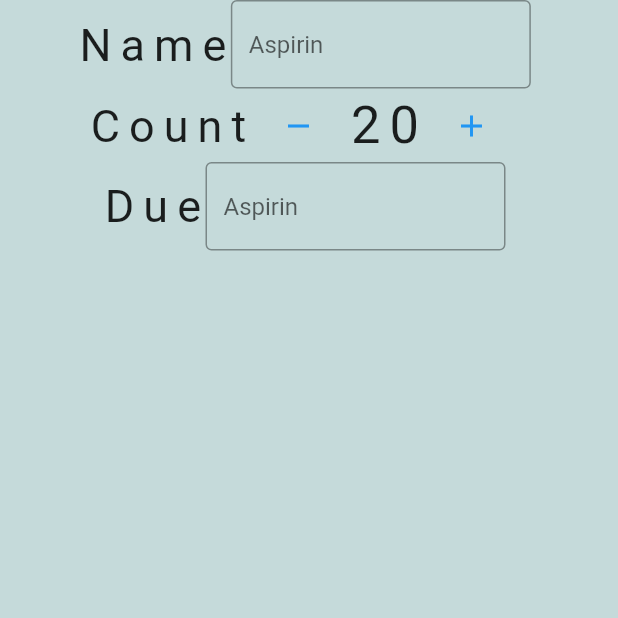
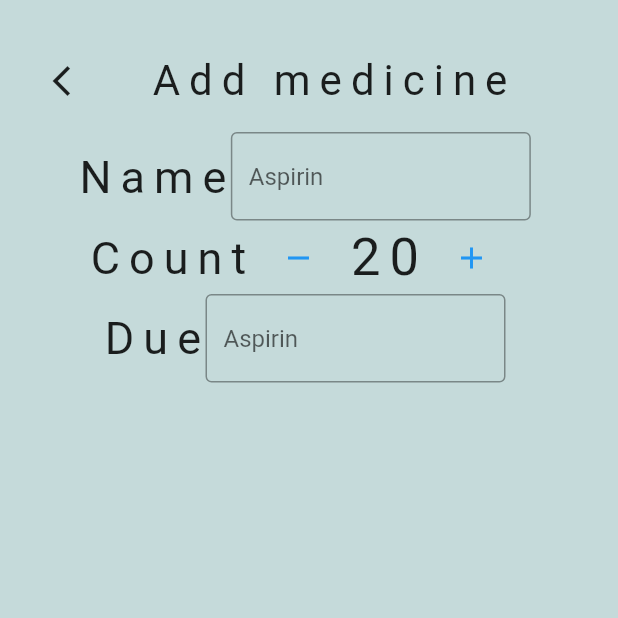
Before and after one commit to pminina01/flupteka_app, a Flutter app: the AddMedicinePage screen opened directly, on a phone screen of 412 x 824 dp, the top half of it. Run offline on Flutter 3.47's test engine with Material 2 defaults, Android fonts, the phone set to English and light mode, and no system bars; Roboto replaces fonts that are missing (Poppins).

Commit message:
Add more navigation

```diff
--- a/lib/aid-kit/add-medicine-page.dart
+++ b/lib/aid-kit/add-medicine-page.dart
@@ -1,5 +1,6 @@
 import 'package:flutter/material.dart';
 import '../navigation.dart' as Navigation;
+import 'package:flupteka_app/header.dart';
 
 class AddMedicinePage extends StatelessWidget {
   const AddMedicinePage({Key? key}) : super(key: key);
@@ -7,6 +8,10 @@ class AddMedicinePage extends StatelessWidget {
   @override
   Widget build(BuildContext context) {
     return Scaffold(
+      appBar: const Header(
+        hasMenu: false,
+        title: "Add medicine",
+      ),
       body: Padding(
         padding: const EdgeInsets.symmetric(horizontal: 50),
         child: Column(
--- a/lib/aid-kit/aid-kit-page.dart
+++ b/lib/aid-kit/aid-kit-page.dart
@@ -26,9 +26,11 @@ class _AidKitPageState extends State<AidKitPage> {
   @override
   Widget build(BuildContext context) {
     return Scaffold(
-      appBar: const Header(
+      appBar: Header(
         hasMenu: false,
         title: "Medications",
+        onExtraAction: () =>
+            Navigator.pushNamed(context, Navigation.ADD_MEDICINE),
       ),
       body: Center(
         child: ListView(
```
